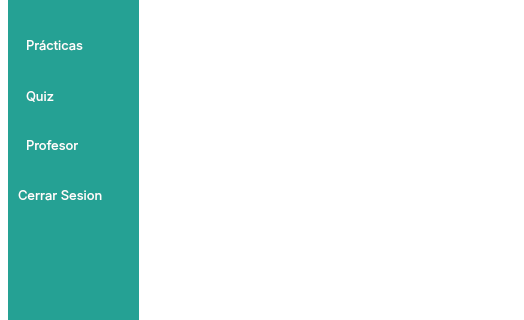
Before: the Qt Designer form ui/diseno_profesor.ui in Cristian23988/ProyectoGrado, drawn with Qt 5; both pictures show x 0 to 524 and y 310 to 630 of the 1176 by 717 pixel window.
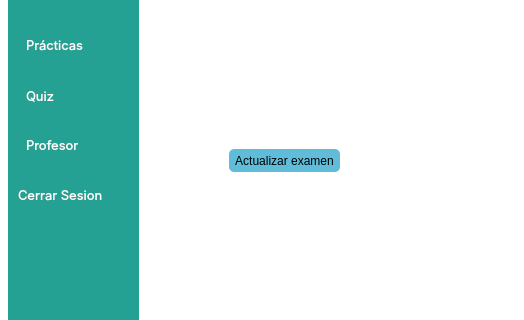
After: the same form once the commit is applied. The open tabs and pages were chosen to show the change. Icons and pictures are not drawn.

```diff
--- a/ui/diseno_profesor.ui
+++ b/ui/diseno_profesor.ui
@@ -1045,6 +1045,19 @@
                <string>Gestión de Actividades</string>
               </property>
              </widget>
+             <widget class="QPushButton" name="button_actualizar_examen">
+              <property name="geometry">
+               <rect>
+                <x>30</x>
+                <y>440</y>
+                <width>111</width>
+                <height>23</height>
+               </rect>
+              </property>
+              <property name="text">
+               <string>Actualizar examen</string>
+              </property>
+             </widget>
             </widget>
             <widget class="QWidget" name="material_actividad_profesor">
              <property name="enabled">
```
Left out of the diff: 2 changed lines with no effect on the pictures.
